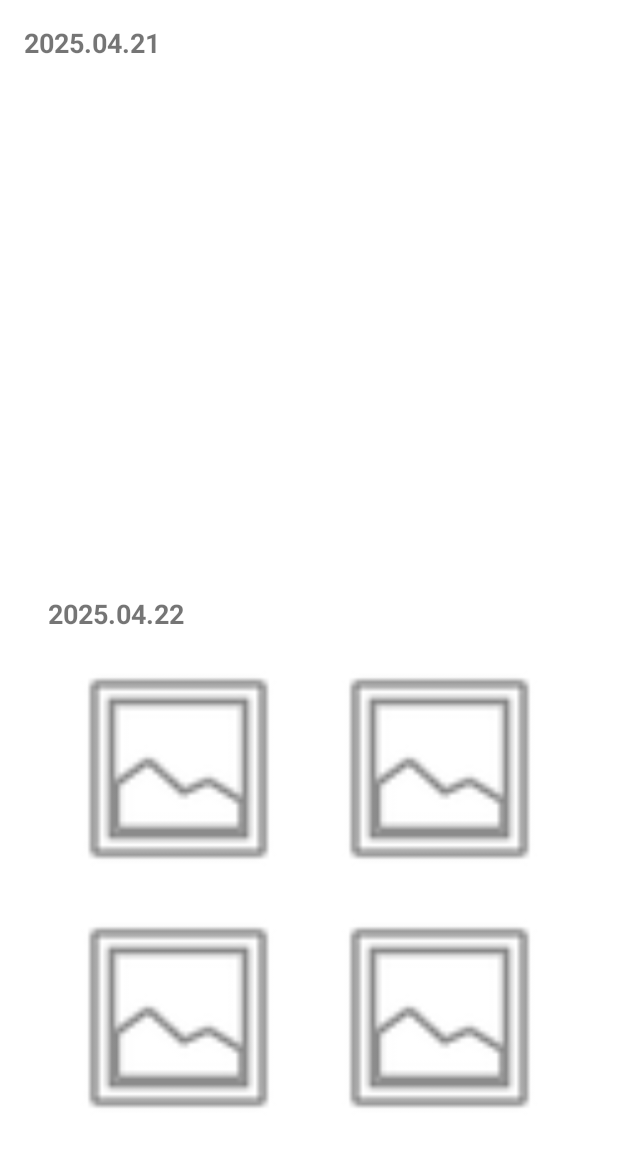
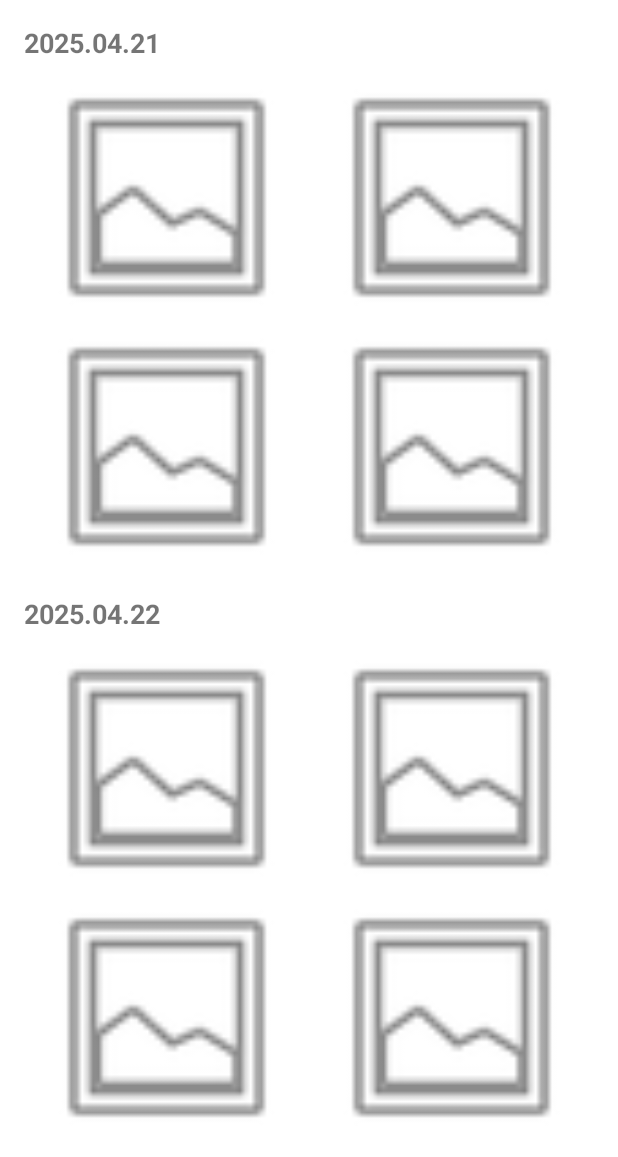
Before and after one commit to GDSC-SWU/2025-E1i3-SolutionChallenge, an Android app: the layout fragment_archive_gallery.xml on its own in the app's theme, with its tools: preview values and no code run, on a phone screen of 412 x 824 dp. Shown: the top 1157 px of the screen. Run offline under Robolectric (Android 15) with nearby library versions, the phone set to English and light mode, and no system bars.

Commit message:
그리드 레이아웃 수정(각설탕, 스크롤뷰)

```diff
--- a/Frontend/Android/app/src/main/java/com/example/solutionchallenge/ArchiveFragment.kt
+++ b/Frontend/Android/app/src/main/java/com/example/solutionchallenge/ArchiveFragment.kt
@@ -60,7 +60,8 @@ class ArchiveFragment : Fragment() {
     }
 
     private fun renderSugarCubes(view: View, sugarGrams: Float) {
-        val sugarGrid = view.findViewById<GridLayout>(R.id.sugarGrid)
+        val sugarGrid = view.findViewById<androidx.gridlayout.widget.GridLayout>(R.id.sugarGrid)
+
         sugarGrid.removeAllViews()
 
         val totalCubes = 30
--- a/Frontend/Android/app/src/main/res/layout/fragment_archive_gallery.xml
+++ b/Frontend/Android/app/src/main/res/layout/fragment_archive_gallery.xml
@@ -1,5 +1,6 @@
 <?xml version="1.0" encoding="utf-8"?>
 <ScrollView xmlns:android="http://schemas.android.com/apk/res/android"
+    xmlns:app="http://schemas.android.com/apk/res-auto"
     android:layout_width="match_parent"
     android:layout_height="match_parent">
 
@@ -18,49 +19,44 @@
             android:textStyle="bold"
             android:layout_marginBottom="8dp"/>
 
-        <GridLayout
+        <androidx.gridlayout.widget.GridLayout
             android:layout_width="match_parent"
             android:layout_height="wrap_content"
-            android:columnCount="2">
+            app:columnCount="2">
 
             <!-- 이미지 4장 -->
             <ImageView
                 android:layout_width="0dp"
                 android:layout_height="150dp"
                 android:layout_margin="8dp"
-                android:layout_columnWeight="1"
+                app:layout_columnWeight="1"
                 android:scaleType="centerCrop"
-                android:src="@android:drawable/ic_menu_gallery"/>
+                android:src="@android:drawable/ic_menu_gallery" />
 
             <ImageView
                 android:layout_width="0dp"
                 android:layout_height="150dp"
                 android:layout_margin="8dp"
-                android:layout_columnWeight="1"
+                app:layout_columnWeight="1"
                 android:scaleType="centerCrop"
-                android:src="@android:drawable/ic_menu_gallery"/>
+                android:src="@android:drawable/ic_menu_gallery" />
 
             <ImageView
                 android:layout_width="0dp"
                 android:layout_height="150dp"
                 android:layout_margin="8dp"
-                android:layout_columnWeight="1"
+                app:layout_columnWeight="1"
                 android:scaleType="centerCrop"
-                android:src="@android:drawable/ic_menu_gallery"/>
+                android:src="@android:drawable/ic_menu_gallery" />
 
             <ImageView
                 android:layout_width="0dp"
                 android:layout_height="150dp"
                 android:layout_margin="8dp"
-                android:layout_columnWeight="1"
+                app:layout_columnWeight="1"
                 android:scaleType="centerCrop"
-                android:src="@android:drawable/ic_menu_gallery"/>
-
-            <LinearLayout
-                android:orientation="vertical"
-                android:layout_width="match_parent"
-                android:layout_height="wrap_content"
-                android:padding="16dp">
+                android:src="@android:drawable/ic_menu_gallery" />
+        </androidx.gridlayout.widget.GridLayout>
 
         <!-- 날짜 2 -->
         <TextView
@@ -69,53 +65,47 @@
             android:text="2025.04.22"
             android:textSize="18sp"
             android:textStyle="bold"
+            android:layout_marginTop="16dp"
             android:layout_marginBottom="8dp"/>
 
-                <GridLayout
+        <androidx.gridlayout.widget.GridLayout
             android:layout_width="match_parent"
             android:layout_height="wrap_content"
-                    android:columnCount="2">
+            app:columnCount="2">
 
             <!-- 이미지 4장 -->
             <ImageView
                 android:layout_width="0dp"
                 android:layout_height="150dp"
                 android:layout_margin="8dp"
-                        android:layout_columnWeight="1"
+                app:layout_columnWeight="1"
                 android:scaleType="centerCrop"
-                        android:src="@android:drawable/ic_menu_gallery"/>
+                android:src="@android:drawable/ic_menu_gallery" />
 
             <ImageView
                 android:layout_width="0dp"
                 android:layout_height="150dp"
                 android:layout_margin="8dp"
-                        android:layout_columnWeight="1"
+                app:layout_columnWeight="1"
                 android:scaleType="centerCrop"
-                        android:src="@android:drawable/ic_menu_gallery"/>
+                android:src="@android:drawable/ic_menu_gallery" />
 
             <ImageView
                 android:layout_width="0dp"
                 android:layout_height="150dp"
                 android:layout_margin="8dp"
-                        android:layout_columnWeight="1"
+                app:layout_columnWeight="1"
                 android:scaleType="centerCrop"
-                        android:src="@android:drawable/ic_menu_gallery"/>
+                android:src="@android:drawable/ic_menu_gallery" />
 
             <ImageView
                 android:layout_width="0dp"
                 android:layout_height="150dp"
                 android:layout_margin="8dp"
-                        android:layout_columnWeight="1"
+                app:layout_columnWeight="1"
                 android:scaleType="centerCrop"
-                        android:src="@android:drawable/ic_menu_gallery"/>
-                </GridLayout>
+                android:src="@android:drawable/ic_menu_gallery" />
+        </androidx.gridlayout.widget.GridLayout>
 
-                <!-- 날짜 2도 같은 방식으로 추가하면 돼 -->
     </LinearLayout>
-        </GridLayout>
-
-        <!-- 날짜 2도 같은 방식으로 추가하면 돼 -->
-    </LinearLayout>
-
-
 </ScrollView>
```
Also changed, not shown: Frontend/Android/app/src/main/res/layout/fragment_archive.xml (+31 -26 lines), Frontend/Android/app/src/main/res/layout/fragment_archive_detail.xml (+4 -3 lines). Lines whose indentation alone changed are shown as unchanged.
